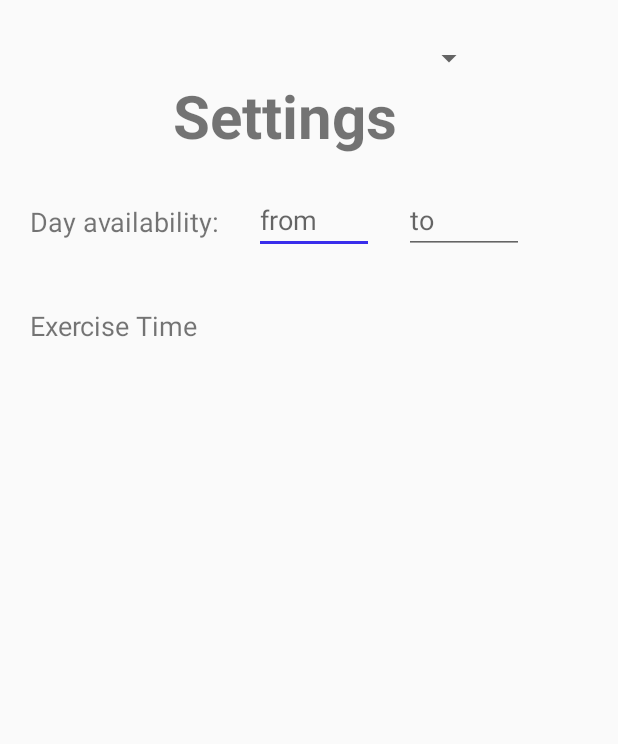
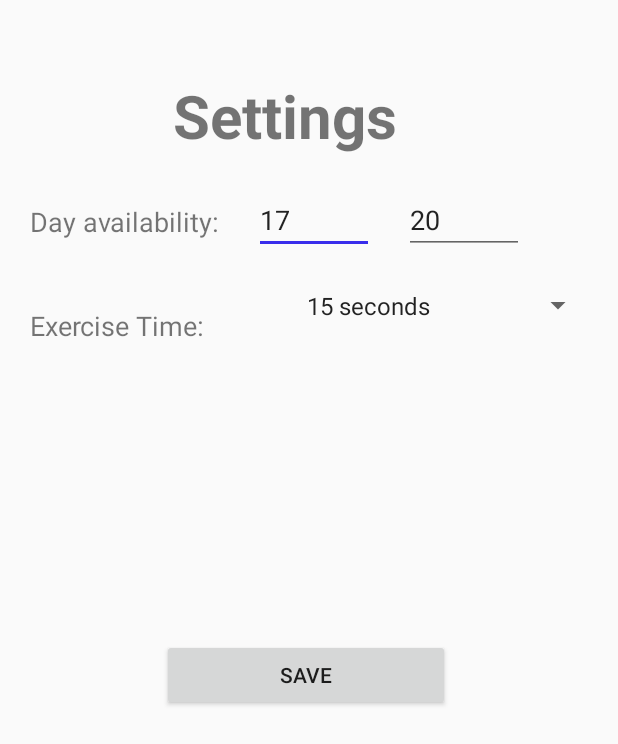
Before and after one commit to konossow/15seconds, an Android app: the screen it shows after launch (SettingsActivity), after a tap on an icon or button, on a phone screen of 412 x 824 dp. Shown: the top 744 px of the screen. Run offline under Robolectric (Android 15) with nearby library versions, the phone set to English and light mode, and no system bars.

Commit message:
settings part

```diff
--- /dev/null
+++ b/app/src/main/java/com/behealthy/hackathon/fifteenseconds/ExerciseSpinnerFactory.kt
@@ -0,0 +1,48 @@
+package com.behealthy.hackathon.fifteenseconds
+
+import android.content.Context
+import android.view.View
+import android.widget.AdapterView
+import android.widget.ArrayAdapter
+
+class ExerciseSpinnerFactory(var context: Context){
+    private var options =  arrayOf("15 seconds", "30 seconds", "45 seconds", "60 seconds")
+    private var listener: Listener
+
+    init {
+        this.listener = Listener(options)
+    }
+
+    class Listener(var options: Array<String>): AdapterView.OnItemSelectedListener{
+        private var option: String = SettingsSingleton.getExerciseDuration()
+        override fun onItemSelected(parent: AdapterView<*>?, view: View?, position: Int, id: Long) {
+            this.option = this.options[position]
+        }
+
+        override fun onNothingSelected(parent: AdapterView<*>?) {
+            //do nothing
+        }
+
+        fun getOption(): String{
+            return this.option
+        }
+    }
+
+    fun getExercise(): String{
+        return this.listener.getOption()
+    }
+
+    fun getSelectionIndex(): Int{
+        return this.options.indexOf(this.listener.getOption())
+    }
+
+    fun getOptionsArrayAdapter():ArrayAdapter<String>{
+        val optionsArrayAdapter = ArrayAdapter(this.context, android.R.layout.simple_spinner_item, this.options)
+        optionsArrayAdapter.setDropDownViewResource(android.R.layout.simple_spinner_dropdown_item)
+        return optionsArrayAdapter
+    }
+
+    fun getListener(): Listener {
+        return this.listener
+    }
+}
--- a/app/src/main/java/com/behealthy/hackathon/fifteenseconds/SettingsActivity.kt
+++ b/app/src/main/java/com/behealthy/hackathon/fifteenseconds/SettingsActivity.kt
@@ -2,32 +2,27 @@ package com.behealthy.hackathon.fifteenseconds
 
 import android.app.Activity
 import android.os.Bundle
+import android.view.View
+import kotlinx.android.synthetic.main.activity_settings.*
 
 class SettingsActivity : Activity() {
+
+    private val exerciseSpinnerFactory = ExerciseSpinnerFactory(this)
 
     override fun onCreate(savedInstanceState: Bundle?) {
         super.onCreate(savedInstanceState)
         setContentView(R.layout.activity_settings)
+        fromEditText.setText(SettingsSingleton.dayAvailableFrom.toString())
+        toEditText.setText(SettingsSingleton.dayAvailableTo.toString())
+        exerciseSpinner!!.onItemSelectedListener = exerciseSpinnerFactory.getListener()
+        exerciseSpinner!!.adapter = exerciseSpinnerFactory.getOptionsArrayAdapter()
+        exerciseSpinner!!.setSelection(exerciseSpinnerFactory.getSelectionIndex())
+    }
 
-        var list_of_items = arrayOf("15 seconds", "30 seconds", "45 second", "60 seconds")
-
-        /*override fun onCreate(savedInstanceState: Bundle?) {
-            spinner!!.setOnItemSelectedListener(this)
-
-            // Create an ArrayAdapter using a simple spinner layout and languages array
-            val aa = ArrayAdapter(this, android.R.layout.simple_spinner_item, list_of_items)
-            // Set layout to use when the list of choices appear
-            aa.setDropDownViewResource(android.R.layout.simple_spinner_dropdown_item)
-            // Set Adapter to Spinner
-            spinner!!.setAdapter(aa)
-        }
-
-        override fun onItemSelected(arg0: AdapterView<*>, arg1: View, position: Int, id: Long) {
-            // use position to know the selected item
-        }
-
-        override fun onNothingSelected(arg0: AdapterView<*>) {
-
-        }*/
+    fun saveButtonClick(view: View){
+        SettingsSingleton.dayAvailableFrom = fromEditText.text.toString().toInt()
+        SettingsSingleton.dayAvailableTo = toEditText.text.toString().toInt()
+        SettingsSingleton.setExerciseDuration(exerciseSpinnerFactory.getExercise())
+        finish()
     }
 }
--- /dev/null
+++ b/app/src/main/java/com/behealthy/hackathon/fifteenseconds/SettingsSingleton.kt
@@ -0,0 +1,20 @@
+package com.behealthy.hackathon.fifteenseconds
+
+import java.util.regex.Pattern
+
+object SettingsSingleton {
+    var dayAvailableFrom: Int = 17
+    var dayAvailableTo: Int = 20
+    private var exerciseDuration: Int = 15
+
+    fun setExerciseDuration(ex_dur: String){
+        val pattern = Pattern.compile("\\d+")
+        var matcher = pattern.matcher(ex_dur)
+        matcher.find()
+        this.exerciseDuration = matcher.group().toInt()
+    }
+
+    fun getExerciseDuration(): String{
+        return this.exerciseDuration.toString() + " seconds"
+    }
+}
--- a/app/src/main/res/layout/activity_settings.xml
+++ b/app/src/main/res/layout/activity_settings.xml
@@ -29,28 +29,37 @@
             android:layout_height="41dp"
             android:inputType="time"
             android:ems="10"
-            android:id="@+id/editText"
+            android:id="@+id/fromEditText"
             app:layout_constraintStart_toEndOf="@+id/textView3" android:layout_marginTop="128dp"
-            app:layout_constraintTop_toTopOf="parent" android:hint="from"/>
+            app:layout_constraintTop_toTopOf="parent" android:hint="@string/from"/>
     android:layout_marginTop="140dp" app:layout_constraintTop_toTopOf="parent"/>
     <EditText
             android:layout_width="80dp"
             android:layout_height="41dp"
             android:inputType="time"
             android:ems="10"
-            android:id="@+id/editText2"
-            app:layout_constraintStart_toEndOf="@+id/editText" android:layout_marginStart="20dp"
-            android:layout_marginTop="128dp" app:layout_constraintTop_toTopOf="parent" android:hint="to"/>
+            android:id="@+id/toEditText"
+            app:layout_constraintStart_toEndOf="@+id/fromEditText" android:layout_marginStart="20dp"
+            android:layout_marginTop="128dp" app:layout_constraintTop_toTopOf="parent" android:hint="@string/to"/>
     <Spinner
-            android:layout_width="132dp"
-            android:layout_height="77dp" tools:layout_editor_absoluteY="204dp"
+            android:layout_width="199dp"
+            android:layout_height="38dp"
             android:id="@+id/exerciseSpinner" app:layout_constraintStart_toEndOf="@+id/textView4"
-            android:layout_marginStart="8dp"/>
+            android:layout_marginStart="8dp"
+            app:layout_constraintTop_toBottomOf="@+id/textView3" app:layout_constraintEnd_toEndOf="parent"
+            android:layout_marginEnd="8dp" app:layout_constraintHorizontal_bias="0.384"/>
     <TextView
-            android:text="Exercise Time"
+            android:text="@string/exercise_time"
             android:layout_width="163dp"
             android:layout_height="77dp"
             android:id="@+id/textView4"
             android:textSize="18sp" app:layout_constraintStart_toStartOf="parent" android:layout_marginStart="20dp"
             android:layout_marginTop="20dp" app:layout_constraintTop_toBottomOf="@+id/textView3"/>
+    <Button
+            android:text="@string/save"
+            android:layout_width="192dp"
+            android:layout_height="wrap_content"
+            android:id="@+id/saveButton" android:onClick="saveButtonClick"
+            android:layout_marginTop="144dp" app:layout_constraintTop_toBottomOf="@+id/textView4"
+            android:layout_marginStart="108dp" app:layout_constraintStart_toStartOf="parent"/>
 </android.support.constraint.ConstraintLayout>
--- a/app/src/main/res/values/strings.xml
+++ b/app/src/main/res/values/strings.xml
@@ -7,4 +7,8 @@
     <string name="settingsButtonName">Settings</string>
     <string name="settings">Settings</string>
     <string name="day_availability">Day availability:</string>
+    <string name="from">From</string>
+    <string name="to">To</string>
+    <string name="exercise_time">Exercise Time:</string>
+    <string name="save">Save</string>
 </resources>
```
